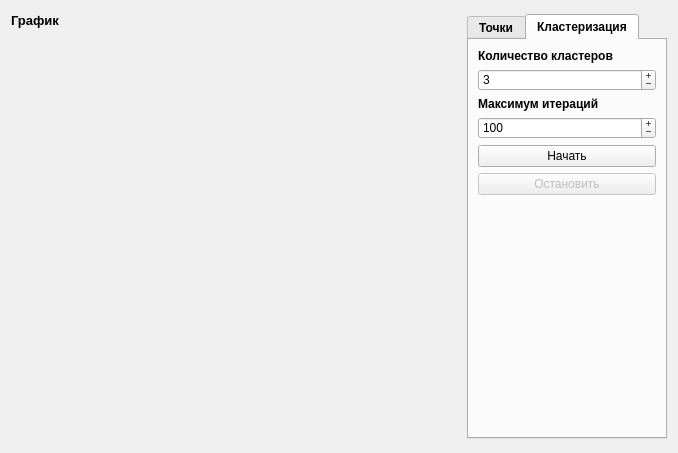
This is s7/ai/lw/s7_ai_lw_03/qt/ui/k_means_window.ui in kos1posha/kubstu as Qt 5 draws it before an edit. The edited form follows.
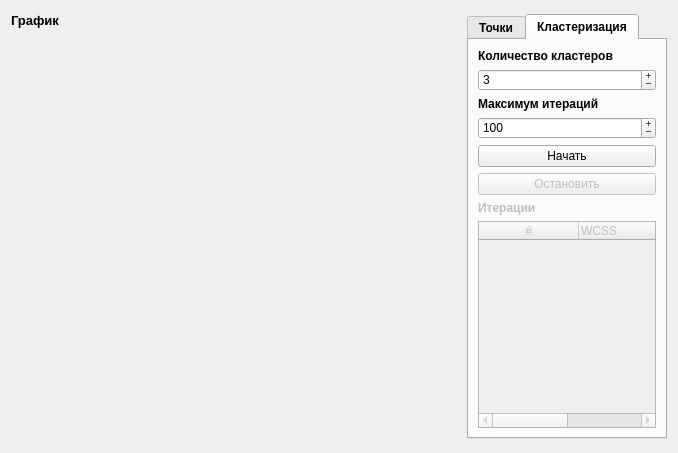
This is the edited form. The open tabs and pages were chosen to show the change. Icons and pictures are not drawn.

Commit message: Added: Iterations history

What changed in the file:
```diff
--- a/s7/ai/lw/s7_ai_lw_03/qt/ui/k_means_window.ui
+++ b/s7/ai/lw/s7_ai_lw_03/qt/ui/k_means_window.ui
@@ -384,17 +384,70 @@
         </widget>
        </item>
        <item>
-        <spacer name="vs_clustering">
-         <property name="orientation">
-          <enum>Qt::Vertical</enum>
+        <widget class="QWidget" name="w_iterations" native="true">
+         <property name="enabled">
+          <bool>false</bool>
          </property>
-         <property name="sizeHint" stdset="0">
-          <size>
-           <width>20</width>
-           <height>269</height>
-          </size>
-         </property>
-        </spacer>
+         <layout class="QVBoxLayout" name="vl_wcss">
+          <property name="leftMargin">
+           <number>0</number>
+          </property>
+          <property name="topMargin">
+           <number>0</number>
+          </property>
+          <property name="rightMargin">
+           <number>0</number>
+          </property>
+          <property name="bottomMargin">
+           <number>0</number>
+          </property>
+          <item>
+           <widget class="QLabel" name="l_iterations">
+            <property name="font">
+             <font>
+              <weight>75</weight>
+              <bold>true</bold>
+             </font>
+            </property>
+            <property name="text">
+             <string>Итерации</string>
+            </property>
+           </widget>
+          </item>
+          <item>
+           <widget class="QTableWidget" name="tw_iterations">
+            <property name="selectionMode">
+             <enum>QAbstractItemView::SingleSelection</enum>
+            </property>
+            <property name="selectionBehavior">
+             <enum>QAbstractItemView::SelectRows</enum>
+            </property>
+            <attribute name="horizontalHeaderStretchLastSection">
+             <bool>true</bool>
+            </attribute>
+            <attribute name="verticalHeaderVisible">
+             <bool>false</bool>
+            </attribute>
+            <attribute name="verticalHeaderDefaultSectionSize">
+             <number>18</number>
+            </attribute>
+            <column>
+             <property name="text">
+              <string>#</string>
+             </property>
+            </column>
+            <column>
+             <property name="text">
+              <string>WCSS</string>
+             </property>
+             <property name="textAlignment">
+              <set>AlignLeading|AlignVCenter</set>
+             </property>
+            </column>
+           </widget>
+          </item>
+         </layout>
+        </widget>
        </item>
       </layout>
      </widget>
```
Left out of the diff: 2 changed lines with no effect on the pictures. The commit also changes 3 other files.
